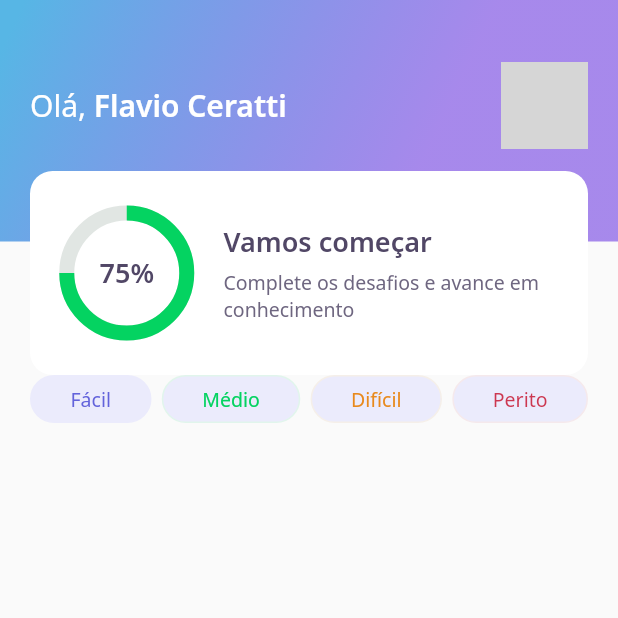
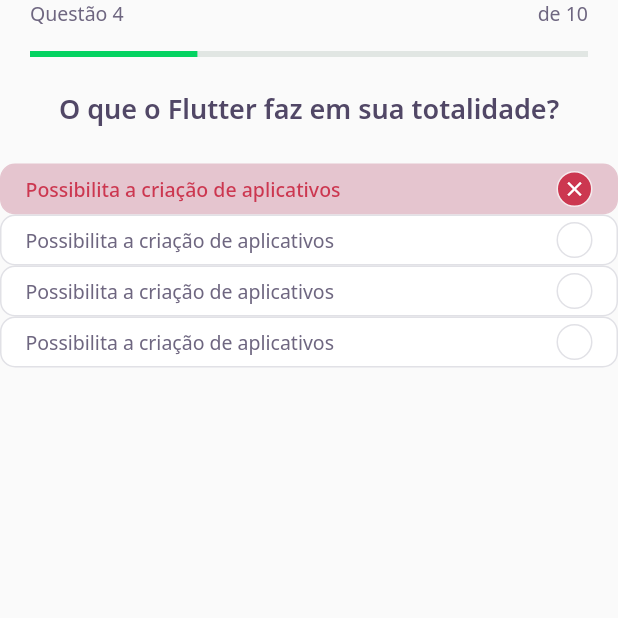
Before and after one commit to Flaviocrtt/nlw5_devquiz, a Flutter app: the screen it shows after launch, on a phone screen of 412 x 824 dp, the top half of it. Run offline on Flutter 3.47's test engine with Material 2 defaults, Android fonts, the phone set to English and light mode, and no system bars; our stand-ins replace google_fonts; grey boxes are pictures that could not be loaded.

Commit message:
Aula 2 - Maximum Speed

```diff
--- /dev/null
+++ b/lib/challenge/challenge_page.dart
@@ -0,0 +1,23 @@
+import 'package:devquiz/challenge/widgets/quiz/quiz_widget.dart';
+import 'package:flutter/material.dart';
+import 'package:flutter/widgets.dart';
+
+import 'widgets/question_indicator/question_indicator_widget.dart';
+
+class ChallengePage extends StatefulWidget {
+  @override
+  _ChallengePageState createState() => _ChallengePageState();
+}
+
+class _ChallengePageState extends State<ChallengePage> {
+  @override
+  Widget build(BuildContext context) {
+    return Scaffold(
+      appBar: PreferredSize(
+        preferredSize: Size.fromHeight(60),
+        child: SafeArea(top: true, child: QuestionIndicatorWidget()),
+      ),
+      body: QuizWidget(title: "O que o Flutter faz em sua totalidade?"),
+    );
+  }
+}
--- /dev/null
+++ b/lib/challenge/widgets/answer/answer_widget.dart
@@ -0,0 +1,68 @@
+import 'package:devquiz/core/app_colors.dart';
+import 'package:devquiz/core/app_text_styles.dart';
+import 'package:flutter/material.dart';
+import 'package:flutter/widgets.dart';
+
+class AnswerWidget extends StatelessWidget {
+  final String title;
+  final bool isRight;
+  final bool isSelected;
+
+  Color get _selectedColorRight =>
+      isRight ? AppColors.darkGreen : AppColors.darkRed;
+
+  Color get _selectedBorderRight =>
+      isRight ? AppColors.lightGreen : AppColors.lightRed;
+
+  Color get _selectedColorCardRight =>
+      isRight ? AppColors.lightGreen : AppColors.lightRed;
+
+  Color get _selectedBorderCardRight =>
+      isRight ? AppColors.green : AppColors.red;
+
+  TextStyle get _selectedTextStyleRight =>
+      isRight ? AppTextStyles.bodyDarkGreen : AppTextStyles.bodyDarkRed;
+
+  IconData get _selectedIconRight => isRight ? Icons.check : Icons.close;
+
+  const AnswerWidget({
+    Key? key,
+    required this.title,
+    this.isRight = false,
+    this.isSelected = false,
+  }) : super(key: key);
+  @override
+  Widget build(BuildContext context) {
+    return Container(
+      padding: EdgeInsets.symmetric(horizontal: 16, vertical: 4),
+      decoration: BoxDecoration(
+          color: isSelected ? _selectedBorderCardRight : AppColors.white,
+          borderRadius: BorderRadius.circular(10),
+          border: Border.fromBorderSide(BorderSide(
+              color:
+                  isSelected ? _selectedBorderCardRight : AppColors.border))),
+      child: Row(
+        mainAxisAlignment: MainAxisAlignment.spaceBetween,
+        children: [
+          Text(
+            title,
+            style: isSelected ? _selectedTextStyleRight : AppTextStyles.body,
+          ),
+          Container(
+            width: 24,
+            height: 24,
+            decoration: BoxDecoration(
+                color: isSelected ? _selectedColorRight : AppColors.white,
+                borderRadius: BorderRadius.circular(500),
+                border: Border.fromBorderSide(BorderSide(
+                    color:
+                        isSelected ? _selectedBorderRight : AppColors.border))),
+            child: isSelected
+                ? Icon(_selectedIconRight, size: 16, color: Colors.white)
+                : null,
+          ),
+        ],
+      ),
+    );
+  }
+}
--- /dev/null
+++ b/lib/challenge/widgets/question_indicator/question_indicator_widget.dart
@@ -0,0 +1,31 @@
+import 'package:devquiz/core/app_text_styles.dart';
+import 'package:devquiz/shared/widgets/progress_indicator_widget.dart';
+import 'package:flutter/widgets.dart';
+
+class QuestionIndicatorWidget extends StatelessWidget {
+  @override
+  Widget build(BuildContext context) {
+    return Container(
+      padding: const EdgeInsets.symmetric(horizontal: 20),
+      child: Column(children: [
+        Row(
+          mainAxisAlignment: MainAxisAlignment.spaceBetween,
+          children: [
+            Text(
+              "Questão 4",
+              style: AppTextStyles.body,
+            ),
+            Text(
+              "de 10",
+              style: AppTextStyles.body,
+            ),
+          ],
+        ),
+        SizedBox(
+          height: 16,
+        ),
+        ProgressIndicadorWidget(value: 0.7)
+      ]),
+    );
+  }
+}
--- /dev/null
+++ b/lib/challenge/widgets/quiz/quiz_widget.dart
@@ -0,0 +1,39 @@
+import 'package:devquiz/challenge/widgets/answer/answer_widget.dart';
+import 'package:devquiz/core/app_text_styles.dart';
+import 'package:flutter/widgets.dart';
+
+class QuizWidget extends StatelessWidget {
+  final String title;
+
+  const QuizWidget({Key? key, required this.title}) : super(key: key);
+  @override
+  Widget build(BuildContext context) {
+    return Container(
+      child: Column(
+        children: [
+          Text(
+            title,
+            style: AppTextStyles.heading,
+          ),
+          SizedBox(
+            height: 24,
+          ),
+          AnswerWidget(
+            title: "Possibilita a criação de aplicativos",
+            isRight: false,
+            isSelected: true,
+          ),
+          AnswerWidget(
+            title: "Possibilita a criação de aplicativos",
+          ),
+          AnswerWidget(
+            title: "Possibilita a criação de aplicativos",
+          ),
+          AnswerWidget(
+            title: "Possibilita a criação de aplicativos",
+          ),
+        ],
+      ),
+    );
+  }
+}
--- a/lib/core/app_widget.dart
+++ b/lib/core/app_widget.dart
@@ -1,4 +1,4 @@
-import 'package:devquiz/home/home_page.dart';
+import 'package:devquiz/challenge/challenge_page.dart';
 import 'package:flutter/material.dart';
 
 class AppWidget extends StatelessWidget {
@@ -6,7 +6,7 @@ class AppWidget extends StatelessWidget {
   Widget build(BuildContext context) {
     return MaterialApp(
       title: "DevQuiz",
-      home: HomePage(),
+      home: ChallengePage(),
     );
   }
 }
--- a/lib/home/home_page.dart
+++ b/lib/home/home_page.dart
@@ -1,6 +1,8 @@
 import 'package:devquiz/home/widgets/app_bar/app_bar_widget.dart';
 import 'package:devquiz/home/widgets/level_button/level_button_widget.dart';
 import 'package:flutter/material.dart';
+
+import 'widgets/quiz_card/quiz_card_widget.dart';
 
 class HomePage extends StatefulWidget {
   HomePage({Key? key}) : super(key: key);
@@ -16,7 +18,12 @@ class _HomePageState extends State<HomePage> {
       appBar: AppBarWidget(),
       body: Padding(
         padding: const EdgeInsets.symmetric(horizontal: 20),
-        child: Row(
+        child: Column(
+          children: [
+            SizedBox(
+              height: 24,
+            ),
+            Row(
               mainAxisAlignment: MainAxisAlignment.spaceBetween,
               children: [
                 LevelButtonWidget(
@@ -33,6 +40,23 @@ class _HomePageState extends State<HomePage> {
                 ),
               ],
             ),
+            SizedBox(
+              height: 24,
+            ),
+            Expanded(
+              child: GridView.count(
+                crossAxisSpacing: 16,
+                mainAxisSpacing: 16,
+                crossAxisCount: 2,
+                children: [
+                  QuizCardWidget(),
+                  QuizCardWidget(),
+                  QuizCardWidget()
+                ],
+              ),
+            )
+          ],
+        ),
       ),
     );
   }
--- /dev/null
+++ b/lib/home/widgets/quiz_card/quiz_card_widget.dart
@@ -0,0 +1,42 @@
+import 'package:devquiz/core/core.dart';
+import 'package:devquiz/shared/widgets/progress_indicator_widget.dart';
+import 'package:flutter/material.dart';
+import 'package:flutter/widgets.dart';
+
+class QuizCardWidget extends StatelessWidget {
+  @override
+  Widget build(BuildContext context) {
+    return Container(
+      padding: EdgeInsets.all(16),
+      decoration: BoxDecoration(
+          border: Border.fromBorderSide(BorderSide(color: AppColors.border)),
+          color: AppColors.white,
+          borderRadius: BorderRadius.circular(10)),
+      child: Column(
+        crossAxisAlignment: CrossAxisAlignment.start,
+        children: [
+          Container(
+            height: 40,
+            width: 40,
+            child: Image.asset(AppImages.blocks),
+          ),
+          SizedBox(height: 17),
+          Text(
+            "Gerenciamento de Estado",
+            style: AppTextStyles.heading15,
+          ),
+          SizedBox(height: 17),
+          Row(
+            children: [
+              Expanded(
+                flex: 4,
+                child: Text("3/10", style: AppTextStyles.body11),
+              ),
+              Expanded(flex: 4, child: ProgressIndicadorWidget(value: 0.3))
+            ],
+          )
+        ],
+      ),
+    );
+  }
+}
--- /dev/null
+++ b/lib/shared/widgets/progress_indicator_widget.dart
@@ -0,0 +1,18 @@
+import 'package:devquiz/core/core.dart';
+import 'package:flutter/material.dart';
+import 'package:flutter/widgets.dart';
+
+class ProgressIndicadorWidget extends StatelessWidget {
+  final double value;
+
+  const ProgressIndicadorWidget({Key? key, required this.value})
+      : super(key: key);
+  @override
+  Widget build(BuildContext context) {
+    return LinearProgressIndicator(
+      value: 0.3,
+      backgroundColor: AppColors.chartSecondary,
+      valueColor: AlwaysStoppedAnimation<Color>(AppColors.chartPrimary),
+    );
+  }
+}
```
Lines whose indentation alone changed are shown as unchanged.
